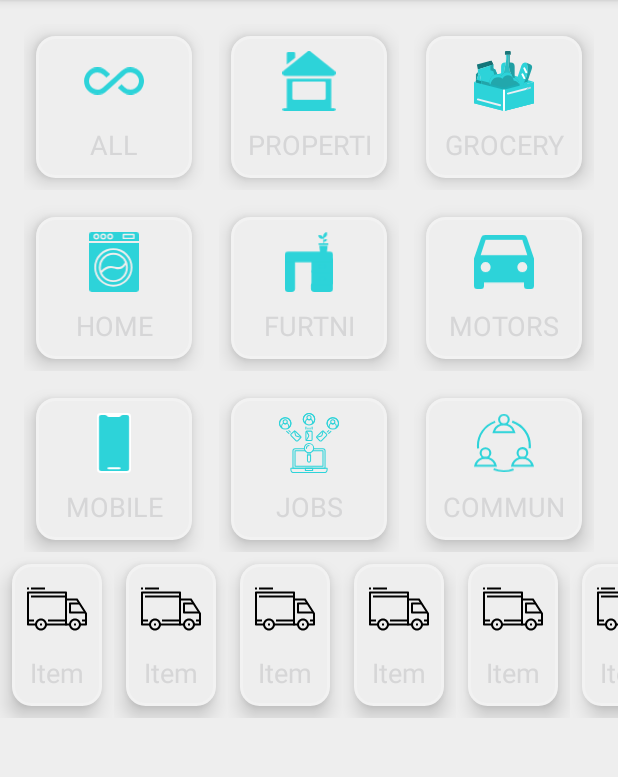
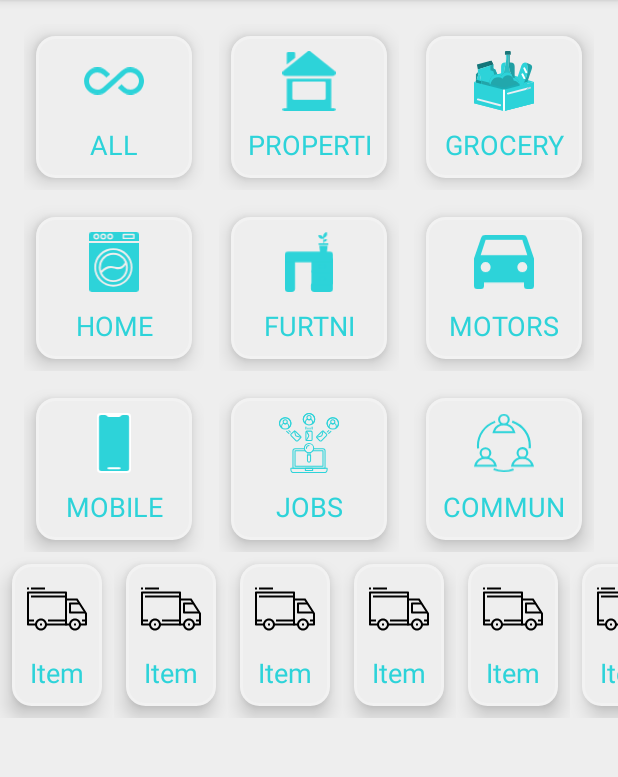
Before and after one commit to 1984Rakesh/AndroidGirdsAndLists, an Android app: the screen it shows after launch (MainActivity), on a phone screen of 412 x 824 dp, the part 84-861 px from its top. Run offline under Robolectric (Android 15) with nearby library versions, the phone set to English and light mode, and no system bars.

Commit message:
added colors for text

```diff
--- a/app/src/main/res/values/colors.xml
+++ b/app/src/main/res/values/colors.xml
@@ -9,4 +9,5 @@
     <color name="white">#FFFFFFFF</color>
     <color name="main_background">#EEEEEE</color>
     <color name="item_borders">#F2F2F2</color>
+    <color name="highlight_text">#2DD3D9</color>
 </resources>
```
